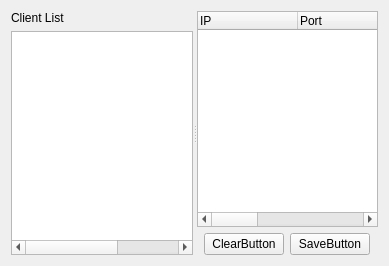
The window that tcplog.ui (jaehyeonjeong/DataBaseQt) describes before a commit, drawn with Qt 5.
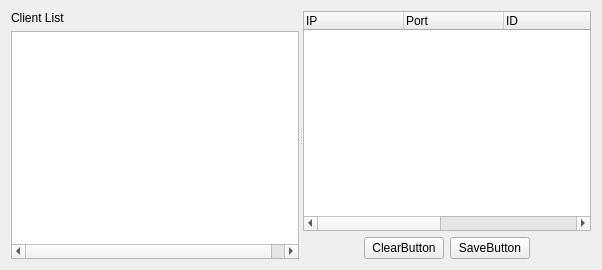
The same window after the commit.

Diff of the .ui file:
```diff
--- a/tcplog.ui
+++ b/tcplog.ui
@@ -6,8 +6,8 @@
    <rect>
     <x>0</x>
     <y>0</y>
-    <width>389</width>
-    <height>266</height>
+    <width>602</width>
+    <height>270</height>
    </rect>
   </property>
   <property name="windowTitle">
@@ -19,7 +19,7 @@
      <property name="orientation">
       <enum>Qt::Horizontal</enum>
      </property>
-     <widget class="QWidget" name="layoutWidget">
+     <widget class="QWidget" name="">
       <layout class="QVBoxLayout" name="verticalLayout_2">
        <item>
         <widget class="QLabel" name="label">
@@ -55,7 +55,7 @@
        </item>
       </layout>
      </widget>
-     <widget class="QWidget" name="layoutWidget">
+     <widget class="QWidget" name="">
       <layout class="QVBoxLayout" name="verticalLayout">
        <item>
         <widget class="QTreeWidget" name="logtreeWidget">
```
